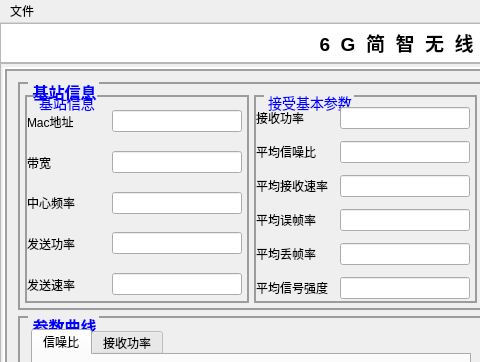
Above: eNB_GUI/mainwindow.ui from aobocodo/QT_System before the change; both pictures show x 0 to 480 and y 0 to 362 of the 1000 by 800 pixel window. Below: the same form after it.
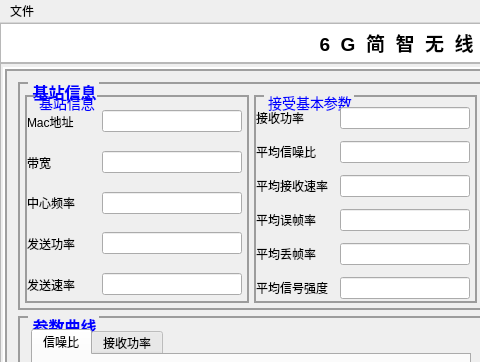
That is the form after the change.

```diff
--- a/eNB_GUI/mainwindow.ui
+++ b/eNB_GUI/mainwindow.ui
@@ -204,13 +204,13 @@
                     <widget class="QLineEdit" name="lineEdit">
                      <property name="minimumSize">
                       <size>
-                       <width>130</width>
+                       <width>140</width>
                        <height>0</height>
                       </size>
                      </property>
                      <property name="maximumSize">
                       <size>
-                       <width>130</width>
+                       <width>140</width>
                        <height>16777215</height>
                       </size>
                      </property>
@@ -248,13 +248,13 @@
                     <widget class="QLineEdit" name="lineEdit_3">
                      <property name="minimumSize">
                       <size>
-                       <width>130</width>
+                       <width>140</width>
                        <height>0</height>
                       </size>
                      </property>
                      <property name="maximumSize">
                       <size>
-                       <width>130</width>
+                       <width>140</width>
                        <height>16777215</height>
                       </size>
                      </property>
@@ -289,13 +289,13 @@
                     <widget class="QLineEdit" name="lineEdit_4">
                      <property name="minimumSize">
                       <size>
-                       <width>130</width>
+                       <width>140</width>
                        <height>0</height>
                       </size>
                      </property>
                      <property name="maximumSize">
                       <size>
-                       <width>130</width>
+                       <width>140</width>
                        <height>16777215</height>
                       </size>
                      </property>
@@ -330,13 +330,13 @@
                     <widget class="QLineEdit" name="lineEdit_5">
                      <property name="minimumSize">
                       <size>
-                       <width>130</width>
+                       <width>140</width>
                        <height>0</height>
                       </size>
                      </property>
                      <property name="maximumSize">
                       <size>
-                       <width>130</width>
+                       <width>140</width>
                        <height>16777215</height>
                       </size>
                      </property>
@@ -371,13 +371,13 @@
                     <widget class="QLineEdit" name="lineEdit_9">
                      <property name="minimumSize">
                       <size>
-                       <width>130</width>
+                       <width>140</width>
                        <height>0</height>
                       </size>
                      </property>
                      <property name="maximumSize">
                       <size>
-                       <width>130</width>
+                       <width>140</width>
                        <height>16777215</height>
                       </size>
                      </property>
```
Left out of the diff: 2 changed lines with no effect on the pictures.
